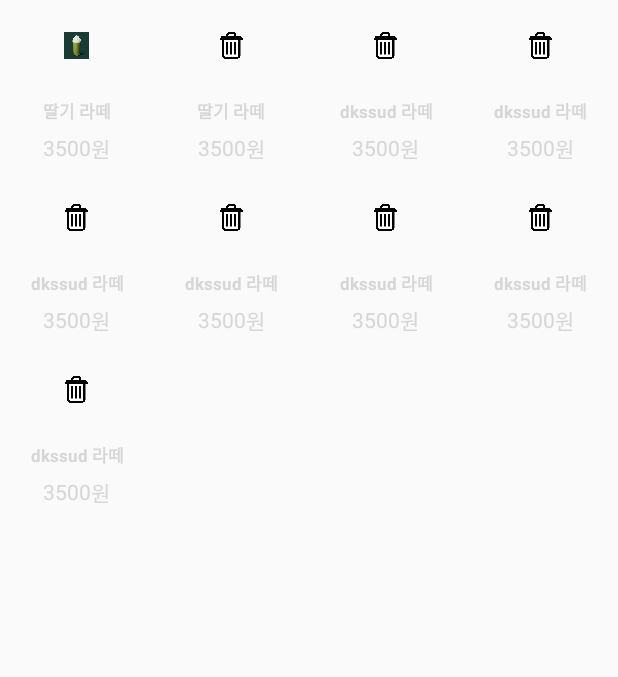
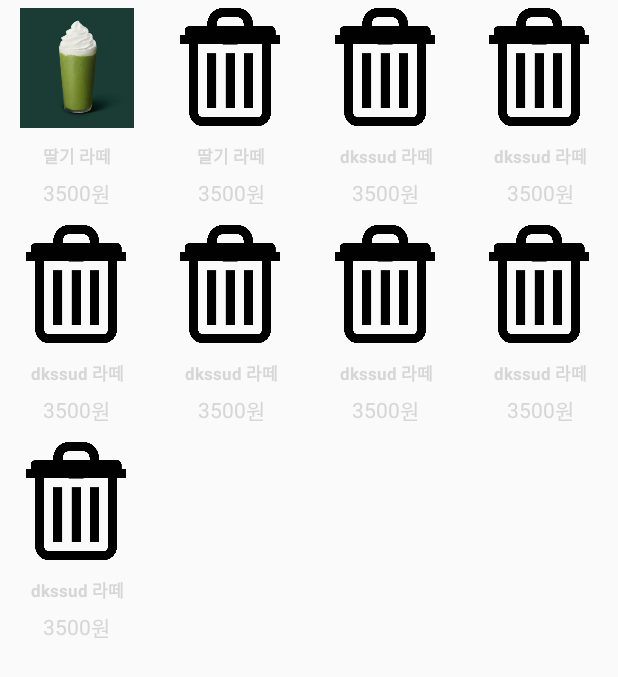
Before and after one commit to minju1459/kiosk_ordering, an Android app: the fragment BlendedFragment shown on its own in the app's theme, on a phone screen of 412 x 824 dp. Shown: the top 677 px of the screen. Run offline under Robolectric (Android 15) with nearby library versions, the phone set to English and light mode, and no system bars; our stand-ins replace data binding.

Commit message:
[FIX] 해당 메뉴 image 사이즈 변경

```diff
--- a/app/src/main/res/layout/item_blended_menu.xml
+++ b/app/src/main/res/layout/item_blended_menu.xml
@@ -19,10 +19,8 @@
 
             <ImageView
                 android:id="@+id/iv_blended_menu"
-                android:layout_width="50dp"
-                android:layout_height="50dp"
-                android:padding="16dp"
-                android:src="@drawable/ic_main_delete" />
+                android:layout_width="80dp"
+                android:layout_height="80dp"/>
 
             <TextView
                 android:id="@+id/tv_blended_name"
--- a/app/src/main/res/layout/item_coldbrew_menu.xml
+++ b/app/src/main/res/layout/item_coldbrew_menu.xml
@@ -19,10 +19,8 @@
 
             <ImageView
                 android:id="@+id/iv_coldbrew_menu"
-                android:layout_width="50dp"
-                android:layout_height="50dp"
-                android:padding="16dp"
-                android:src="@drawable/ic_main_delete" />
+                android:layout_width="80dp"
+                android:layout_height="80dp" />
 
             <TextView
                 android:id="@+id/tv_coldbrew_name"
--- a/app/src/main/res/layout/item_dessert_menu.xml
+++ b/app/src/main/res/layout/item_dessert_menu.xml
@@ -19,10 +19,8 @@
 
             <ImageView
                 android:id="@+id/iv_dessert_menu"
-                android:layout_width="50dp"
-                android:layout_height="50dp"
-                android:padding="16dp"
-                android:src="@drawable/ic_main_delete" />
+                android:layout_width="80dp"
+                android:layout_height="80dp" />
 
             <TextView
                 android:id="@+id/tv_dessert_name"
--- a/app/src/main/res/layout/item_teabana_menu.xml
+++ b/app/src/main/res/layout/item_teabana_menu.xml
@@ -19,9 +19,8 @@
 
             <ImageView
                 android:id="@+id/iv_teabana_menu"
-                android:layout_width="50dp"
-                android:layout_height="50dp"
-                android:src="@drawable/ic_main_delete" />
+                android:layout_width="80dp"
+                android:layout_height="80dp" />
 
             <TextView
                 android:id="@+id/tv_teabana_name"
```
